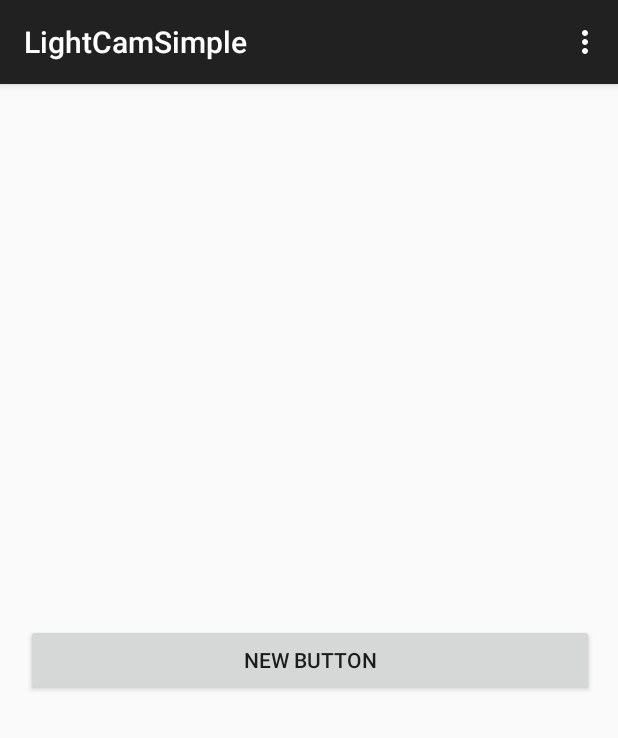
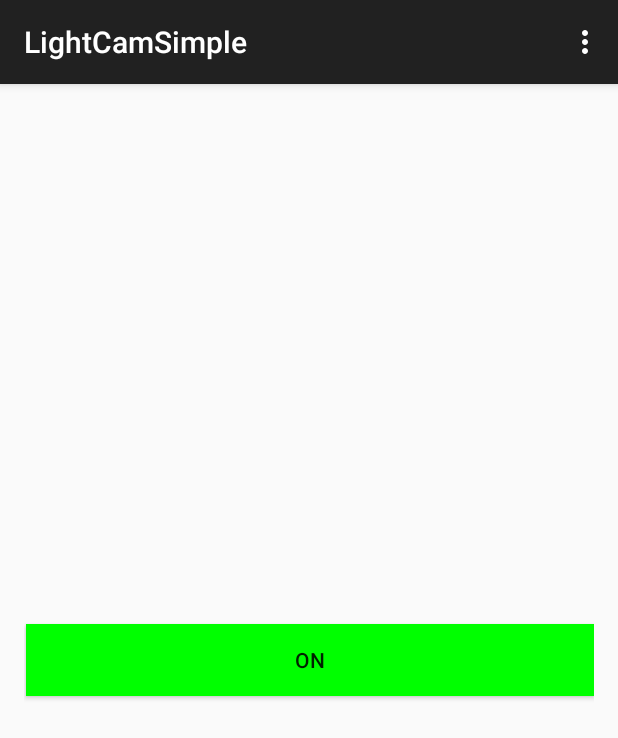
Before and after one commit to majuwa/LightCamSimple, an Android app: the screen it shows after launch (MainActivity), on a phone screen of 412 x 824 dp. Shown: the top 738 px of the screen. Run offline under Robolectric (Android 15) with nearby library versions, the phone set to English and light mode, and no system bars.

```diff
--- a/app/src/main/AndroidManifest.xml
+++ b/app/src/main/AndroidManifest.xml
@@ -13,7 +13,8 @@
         android:allowBackup="true"
         android:icon="@drawable/ic_launcher"
         android:label="@string/app_name"
-        android:theme="@style/AppTheme" >
+        android:theme="@style/AppTheme"
+        android:debuggable="false">
         <activity
             android:name="com.majuwa.lightcamsimple.app.MainActivity"
             android:label="@string/app_name" >
--- a/app/src/main/java/com/majuwa/lightcamsimple/app/MainActivity.java
+++ b/app/src/main/java/com/majuwa/lightcamsimple/app/MainActivity.java
@@ -1,5 +1,6 @@
 package com.majuwa.lightcamsimple.app;
 
+import android.graphics.Color;
 import android.hardware.Camera;
 import android.hardware.Camera.Parameters;
 import android.support.v7.app.ActionBarActivity;
@@ -10,6 +11,8 @@ import android.view.MenuItem;
 import android.view.SurfaceHolder;
 import android.view.SurfaceView;
 import android.view.View;
+import android.widget.Button;
+import android.widget.EditText;
 
 import java.io.IOException;
 import java.util.List;
@@ -22,10 +25,17 @@ public class MainActivity extends ActionBarActivity implements SurfaceHolder.Cal
     protected void onCreate(Bundle savedInstanceState) {
         super.onCreate(savedInstanceState);
         setContentView(R.layout.activity_main);
+        this.initialzie();
+    }
+    public void initialzie(){
+        Button test = (Button)findViewById(R.id.button);
+        test.setText("ON");
+        test.setBackgroundColor(Color.GREEN);
         SurfaceView preview = (SurfaceView) findViewById(R.id.PREVIEW);
+        cam = Camera.open();
         this.holder = preview.getHolder();
         this.holder.addCallback(this);
-        cam = Camera.open();
+        statusLight=false;
         try{
             cam.setPreviewDisplay(this.holder);
         }
@@ -39,6 +49,7 @@ public class MainActivity extends ActionBarActivity implements SurfaceHolder.Cal
     public void surfaceCreated(SurfaceHolder holder) {
         this.holder = holder;
         try{
+            if(cam!=null)
             cam.setPreviewDisplay(holder);
         }
         catch (IOException e){
@@ -57,30 +68,41 @@ public class MainActivity extends ActionBarActivity implements SurfaceHolder.Cal
             cam.setParameters(p);
             cam.stopPreview();
             statusLight = false;
+            Button test = (Button)findViewById(R.id.button);
+            test.setText("ON");
+            test.setBackgroundColor(Color.GREEN);
         }
         else{
             Parameters p = cam.getParameters();
-            Log.v("test",p.getFlashMode());
             List<String> list = p.getSupportedFlashModes();
 
             if(list.contains(Camera.Parameters.FLASH_MODE_TORCH)){
-                Log.v("test","Kamera");
                 p.setFlashMode(Camera.Parameters.FLASH_MODE_TORCH);
 
                 cam.setParameters(p);
                 cam.startPreview();
-                Log.v("test",cam.toString());
                 cam.startPreview();
                 statusLight = true;
+                Button test = (Button)findViewById(R.id.button);
+                test.setText("OFF");
+                test.setBackgroundColor(Color.RED);
             }
 
         }
     }
     @Override
+    public void onResume() {
+        super.onResume();
+        if(cam==null){
+            this.initialzie();
+        }
+    }
+        @Override
     public void onStop(){
         super.onStop();
         if(cam!=null){
             cam.release();
+            cam = null;
         }
     }
     @Override
--- a/app/src/main/res/layout/activity_main.xml
+++ b/app/src/main/res/layout/activity_main.xml
@@ -15,7 +15,7 @@
     <Button
         android:layout_width="match_parent"
         android:layout_height="wrap_content"
-        android:text="New Button"
+        android:text="ON"
         android:id="@+id/button"
         android:layout_gravity="center_vertical"
         android:onClick="switchLight" />
```
